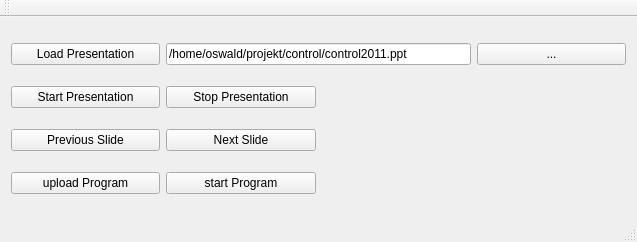
Before: the Qt Designer form src/Control2012/maingui.ui in yoshi5534/schorsch-the-robot, drawn with Qt 5.
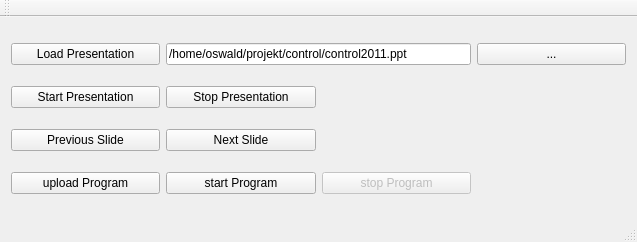
After: the same form once the commit is applied.

Commit message: seperated gui from robot driving code

```diff
--- a/src/Control2012/maingui.ui
+++ b/src/Control2012/maingui.ui
@@ -78,6 +78,16 @@
       </property>
      </widget>
     </item>
+    <item row="4" column="2">
+     <widget class="QPushButton" name="stopProgram">
+      <property name="enabled">
+       <bool>false</bool>
+      </property>
+      <property name="text">
+       <string>stop Program</string>
+      </property>
+     </widget>
+    </item>
    </layout>
   </widget>
   <widget class="QMenuBar" name="menuBar">
```
Left out of the diff: 17 changed lines with no effect on the pictures. The commit also changes 4 other files.
